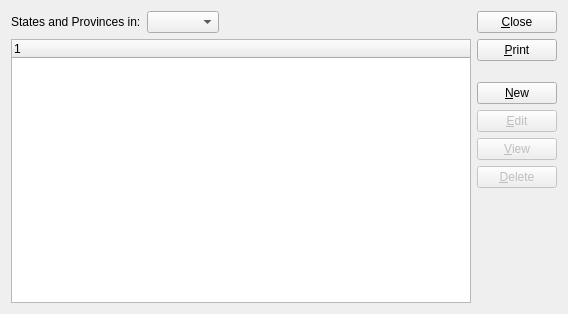
Qt form guiclient/states.ui (Pegasus-RPG/xtuple-client) before a commit.
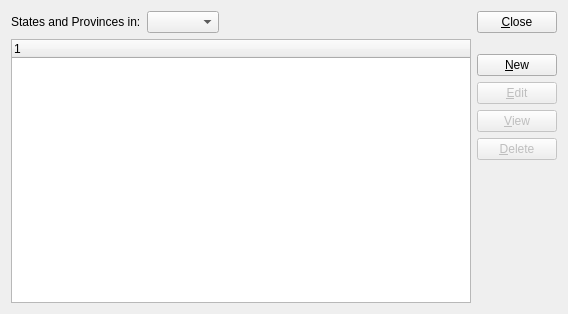
The same form after that commit. Custom widgets are drawn as their Qt base class.

Commit message: issue #10219:  Remove print button for non-existent report.

```diff
--- a/guiclient/states.ui
+++ b/guiclient/states.ui
@@ -53,13 +53,6 @@
        </property>
       </widget>
      </item>
-     <item>
-      <widget class="QPushButton" name="_print">
-       <property name="text">
-        <string>&amp;Print</string>
-       </property>
-      </widget>
-     </item>
      <item>
       <spacer name="verticalSpacer">
        <property name="orientation">
```
Left out of the diff: 2 changed lines with no effect on the pictures. The commit also changes 2 other files.
